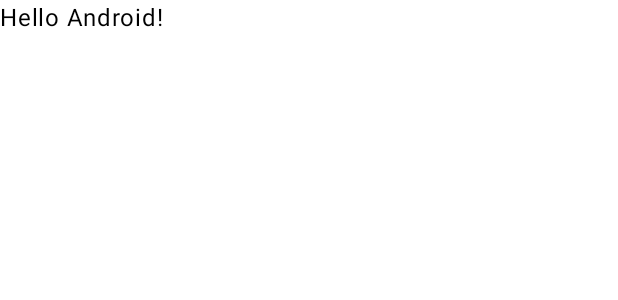
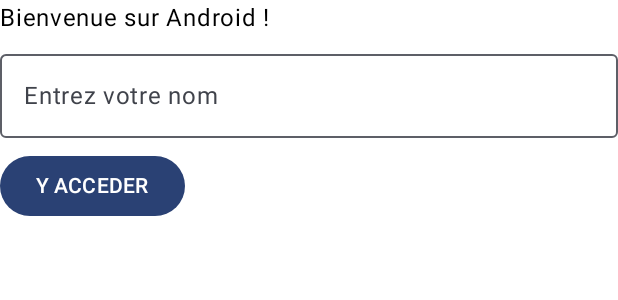
Before and after one commit to sidyjames/messenger-app, an Android app built with Jetpack Compose: the @Preview function GreetingPreview, on a phone screen of 412 x 824 dp. Shown: the top 300 px of the screen. Run offline under Robolectric (Android 15) with nearby library versions, the phone set to English and light mode, and no system bars.

```diff
--- a/app/build.gradle
+++ b/app/build.gradle
@@ -57,6 +57,7 @@ dependencies {
     implementation 'androidx.compose.ui:ui-graphics'
     implementation 'androidx.compose.ui:ui-tooling-preview'
     implementation 'androidx.compose.material3:material3'
+    implementation 'androidx.navigation:navigation-runtime-ktx:2.5.2'
     testImplementation 'junit:junit:4.13.2'
     androidTestImplementation 'androidx.test.ext:junit:1.1.5'
     androidTestImplementation 'androidx.test.espresso:espresso-core:3.5.1'
--- a/app/src/main/java/com/example/h3messenger/MainActivity.kt
+++ b/app/src/main/java/com/example/h3messenger/MainActivity.kt
@@ -3,14 +3,32 @@ package com.example.h3messenger
 import android.os.Bundle
 import androidx.activity.ComponentActivity
 import androidx.activity.compose.setContent
+import androidx.compose.foundation.background
+import androidx.compose.foundation.layout.Arrangement
+import androidx.compose.foundation.layout.Box
+import androidx.compose.foundation.layout.Column
 import androidx.compose.foundation.layout.fillMaxSize
+import androidx.compose.foundation.layout.fillMaxWidth
+import androidx.compose.foundation.layout.padding
+import androidx.compose.material3.Button
+import androidx.compose.material3.ExperimentalMaterial3Api
 import androidx.compose.material3.MaterialTheme
+import androidx.compose.material3.OutlinedTextField
 import androidx.compose.material3.Surface
 import androidx.compose.material3.Text
+import androidx.compose.material3.TextField
 import androidx.compose.runtime.Composable
+import androidx.compose.runtime.getValue
+import androidx.compose.runtime.mutableStateOf
+import androidx.compose.runtime.remember
+import androidx.compose.runtime.setValue
 import androidx.compose.ui.Modifier
+import androidx.compose.ui.graphics.Color
 import androidx.compose.ui.tooling.preview.Preview
+import androidx.compose.ui.unit.dp
+import androidx.navigation.NavController
 import com.example.h3messenger.ui.theme.H3MessengerTheme
+import org.w3c.dom.Text
 
 class MainActivity : ComponentActivity() {
     override fun onCreate(savedInstanceState: Bundle?) {
@@ -22,25 +40,79 @@ class MainActivity : ComponentActivity() {
                     modifier = Modifier.fillMaxSize(),
                     color = MaterialTheme.colorScheme.background
                 ) {
-                    Greeting("Android")
+                    Greeting("h3 messenger" , modifier=Modifier.padding(70.dp,200.dp,50.dp,100.dp))
                 }
             }
         }
     }
 }
 
+@OptIn(ExperimentalMaterial3Api::class)
 @Composable
-fun Greeting(name: String, modifier: Modifier = Modifier) {
-    Text(
-        text = "Hello $name!",
+fun Greeting(name: String,modifier: Modifier = Modifier) {
+    var it by remember { mutableStateOf("") }
+    Column(
+        verticalArrangement = Arrangement.Center,
         modifier = modifier
-    )
+    ) {
+        Text(
+            text = "Bienvenue sur $name !",
+            modifier = Modifier.padding(bottom = 4.dp)
+        )
+        OutlinedTextField(
+            value = it,
+            onValueChange = { newName -> it = newName },
+            label = { Text("Entrez votre nom") },
+            modifier = Modifier
+                .fillMaxWidth()
+                .padding(bottom = 8.dp)
+        )
+        Button(onClick = {  }) {
+            Text("Y ACCEDER")
+        }
+    }
 }
 
+@Composable
+fun Navigation(){
+    val currentPage = remember { mutableStateOf("") }
+    when (currentPage.value){
+        "login" -> GreetingPreview()
+        "home" -> HomePage()
+
+    }
+}
+
+
+@OptIn(ExperimentalMaterial3Api::class)
+@Composable
+fun HomePage(modifier: Modifier = Modifier){
+    var it by remember { mutableStateOf("") }
+    Column(
+        verticalArrangement = Arrangement.Center,
+        modifier = modifier
+    ) {
+        Text(
+            text = "Bienvenue !",
+            modifier = Modifier.padding(bottom = 4.dp)
+        )
+        OutlinedTextField(
+            value = it,
+            onValueChange = { newName -> it = newName },
+            label = { Text("Entrez votre nom") },
+            modifier = Modifier
+                .fillMaxWidth()
+                .padding(bottom = 8.dp)
+        )
+        Button(onClick = {  }) {
+            Text("")
+        }
+    }
+}
 @Preview(showBackground = true)
 @Composable
 fun GreetingPreview() {
     H3MessengerTheme {
-        Greeting("Android")
+        if (true) Greeting("Android") else HomePage()
     }
 }
```
